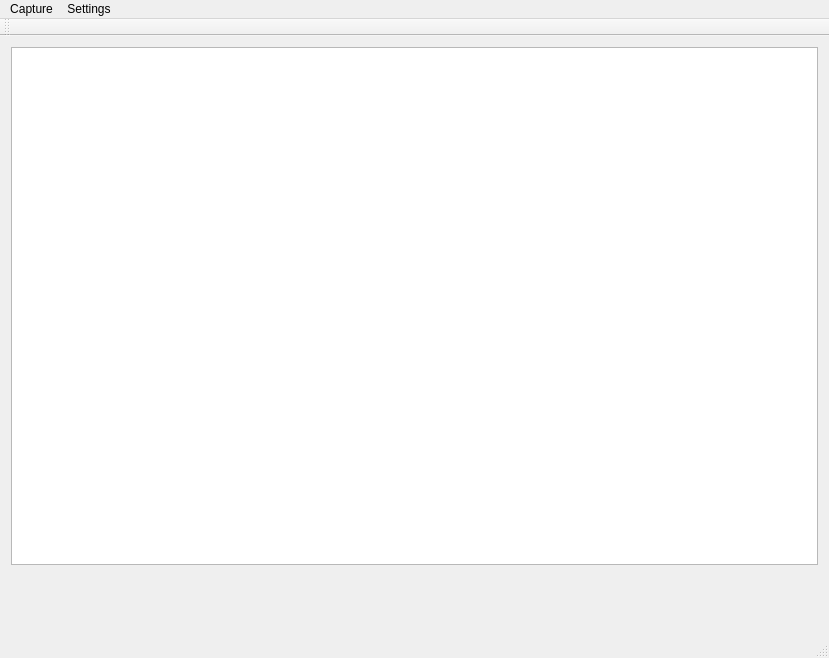
Before: the Qt Designer form src/qtgui/ui/mainwindow.ui in snikulov/vidstream, drawn with Qt 5.
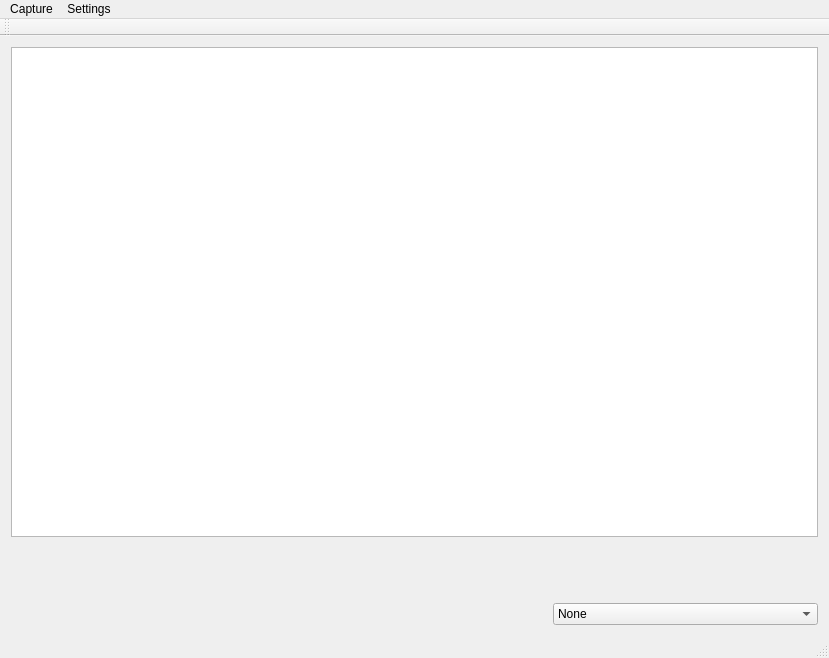
After: the same form once the commit is applied.

Commit message: tast 27: config profiles now stored in profiles.json

The edit to the form file:
```diff
--- a/src/qtgui/ui/mainwindow.ui
+++ b/src/qtgui/ui/mainwindow.ui
@@ -23,69 +23,78 @@
     </item>
     <item>
      <layout class="QGridLayout" name="gridLayout_2">
-      <item row="1" column="1">
+      <item row="2" column="1">
        <widget class="QLabel" name="label_4">
         <property name="text">
          <string/>
         </property>
        </widget>
       </item>
-      <item row="2" column="0">
+      <item row="4" column="0">
        <widget class="QLabel" name="label_2">
         <property name="text">
          <string/>
         </property>
        </widget>
       </item>
-      <item row="2" column="1">
+      <item row="4" column="1">
        <widget class="QLabel" name="label_5">
         <property name="text">
          <string/>
         </property>
        </widget>
       </item>
-      <item row="1" column="0">
+      <item row="2" column="0">
        <widget class="QLabel" name="label_1">
         <property name="text">
          <string/>
         </property>
        </widget>
       </item>
-      <item row="1" column="2">
+      <item row="2" column="2">
        <widget class="QLabel" name="label_7">
         <property name="text">
          <string/>
         </property>
        </widget>
       </item>
-      <item row="0" column="2">
+      <item row="1" column="2">
        <widget class="QLabel" name="label_6">
         <property name="text">
          <string/>
         </property>
        </widget>
       </item>
-      <item row="2" column="2">
+      <item row="4" column="2">
        <widget class="QLabel" name="label_8">
         <property name="text">
          <string/>
         </property>
        </widget>
       </item>
-      <item row="0" column="1">
+      <item row="1" column="1">
        <widget class="QLabel" name="label_3">
         <property name="text">
          <string/>
         </property>
        </widget>
       </item>
-      <item row="0" column="0">
+      <item row="1" column="0">
        <widget class="QLabel" name="label_0">
         <property name="text">
          <string/>
         </property>
        </widget>
       </item>
+      <item row="5" column="2">
+       <widget class="QComboBox" name="comboBox_profiles">
+        <item>
+         <property name="text">
+          <string>None</string>
+         </property>
+        </item>
+       </widget>
+      </item>
      </layout>
     </item>
    </layout>
```
Left out of the diff: 2 changed lines with no effect on the pictures. The commit also changes 12 other files.
